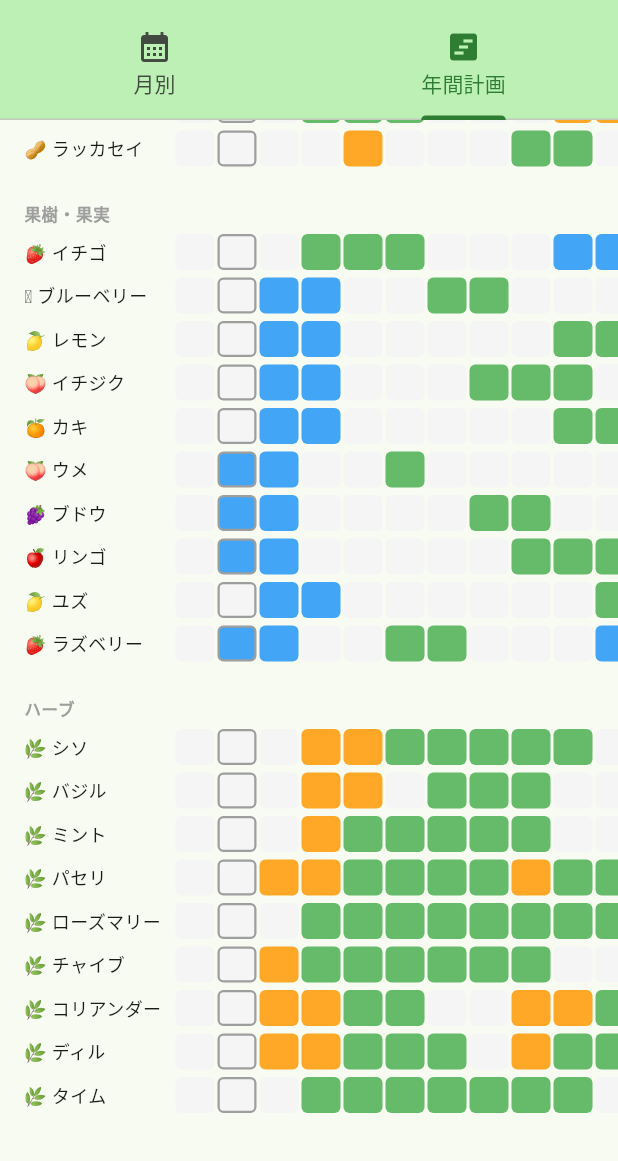
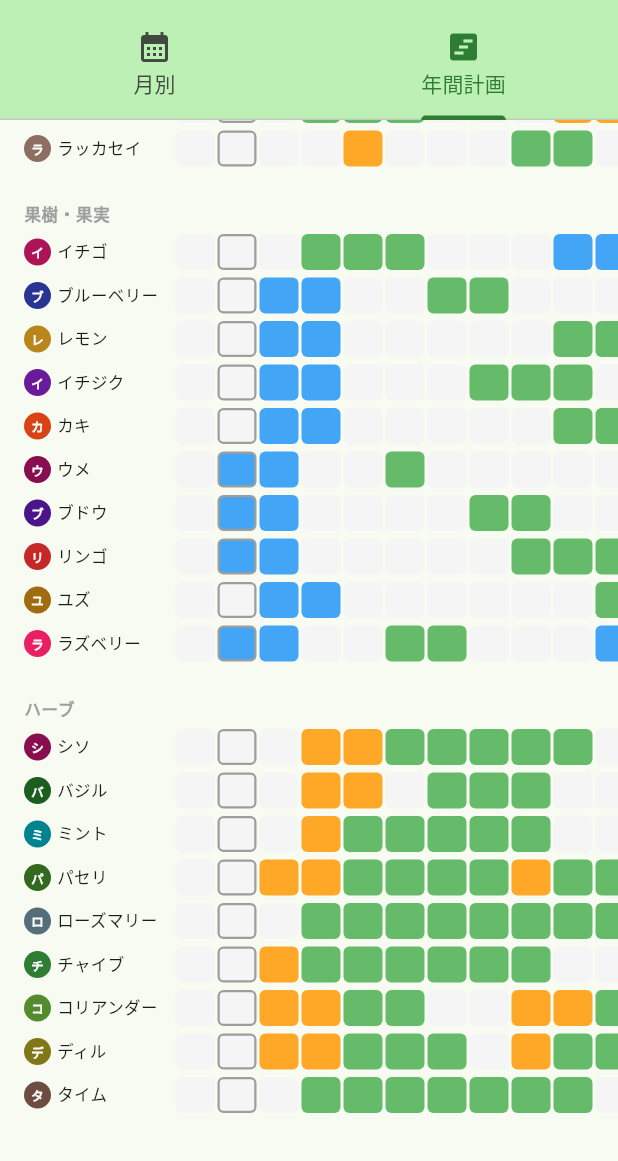
Before and after one commit to morikun1030/hatakebiyori, a Flutter app: the CalendarScreen screen opened directly, tab 2 chosen, scrolled down 1412 dp, on a phone screen of 412 x 824 dp, the part 75-1236 px from its top. Run offline on Flutter 3.47's test engine with Material 3 defaults, Android fonts, the phone set to English and light mode, and no system bars; our stand-ins replace cloud_firestore, file_picker, firebase_auth, firebase_core, google_sign_in, image_picker and 1 more; missing offline and left inert: dart:html; accounts and stored records are empty; statements that could not run were skipped.

Commit message:
Add VegetableAvatar widget: per-vegetable colored circle + first kanji
Replace emoji icons (🥬×8, 🌿×11 etc.) with distinct colored circle
avatars across all screens — encyclopedia, calendar, garden, detail.

Co-Authored-By: Claude Sonnet 4.6 <noreply@anthropic.com>

```diff
--- a/lib/screens/calendar_screen.dart
+++ b/lib/screens/calendar_screen.dart
@@ -3,6 +3,7 @@ import '../data/vegetables_data.dart';
 import '../models/region.dart';
 import '../models/vegetable.dart';
 import '../services/settings_service.dart';
+import '../widgets/vegetable_avatar.dart';
 import 'add_plant_screen.dart';
 import 'vegetable_detail_screen.dart';
 import 'settings_screen.dart';
@@ -389,7 +390,11 @@ class _VeggieCard extends StatelessWidget {
       child: ListTile(
         leading: Hero(
           tag: 'veg-${v.id}',
-          child: Text(v.emoji, style: const TextStyle(fontSize: 28)),
+          child: VegetableAvatar(
+            vegetableId: v.id,
+            vegetableName: v.name,
+            size: 40,
+          ),
         ),
         title: Text(v.name,
             style: const TextStyle(fontWeight: FontWeight.w600)),
@@ -540,11 +545,23 @@ class _GanttChartView extends StatelessWidget {
             SizedBox(
               width: _nameWidth,
               child: Padding(
-                padding: const EdgeInsets.only(right: 8),
-                child: Text(
-                  '${v.emoji} ${v.name}',
-                  style: const TextStyle(fontSize: 12),
-                  overflow: TextOverflow.ellipsis,
+                padding: const EdgeInsets.only(right: 6),
+                child: Row(
+                  children: [
+                    VegetableAvatar(
+                      vegetableId: v.id,
+                      vegetableName: v.name,
+                      size: 18,
+                    ),
+                    const SizedBox(width: 4),
+                    Expanded(
+                      child: Text(
+                        v.name,
+                        style: const TextStyle(fontSize: 11),
+                        overflow: TextOverflow.ellipsis,
+                      ),
+                    ),
+                  ],
                 ),
               ),
             ),
--- /dev/null
+++ b/lib/widgets/vegetable_avatar.dart
@@ -0,0 +1,126 @@
+import 'package:flutter/material.dart';
+
+/// 野菜ごとの代表カラーマップ
+class VegetableColors {
+  static const Color _fallback = Color(0xFF66BB6A);
+
+  static const Map<String, Color> _map = {
+    // ── 葉物野菜 ──────────────────────────────────
+    'spinach':     Color(0xFF2E7D32), // ホウレンソウ  濃緑
+    'komatsuna':   Color(0xFF43A047), // コマツナ      中緑
+    'lettuce':     Color(0xFF7B8B2A), // レタス        黄緑
+    'cabbage':     Color(0xFF558B2F), // キャベツ      オリーブ緑
+    'hakusai':     Color(0xFF8D9B0A), // ハクサイ      黄緑
+    'negi':        Color(0xFF004D40), // ネギ          最濃ティール
+    'broccoli':    Color(0xFF33691E), // ブロッコリー  こもれび緑
+    'mizuna':      Color(0xFF00796B), // 水菜          ティール
+    'chingensai':  Color(0xFF00695C), // チンゲンサイ  深ティール
+    'shungiku':    Color(0xFF00838F), // 春菊          水色ティール
+    'arugula':     Color(0xFF827717), // ルッコラ      オリーブ
+    'kale':        Color(0xFF37474F), // ケール        青灰緑
+    // ── 根菜 ──────────────────────────────────────
+    'daikon':      Color(0xFF546E7A), // ダイコン      青灰（白い根菜）
+    'carrot':      Color(0xFFD84315), // ニンジン      深オレンジ
+    'potato':      Color(0xFF6D4C41), // ジャガイモ    茶
+    'sweet_potato':Color(0xFF6A1B9A), // サツマイモ    紫
+    'turnip':      Color(0xFF78909C), // カブ          灰白
+    'onion':       Color(0xFF4E342E), // タマネギ      褐色
+    'radish':      Color(0xFFC62828), // ラディッシュ  赤
+    'ginger':      Color(0xFFA16B10), // ショウガ      黄土
+    'garlic':      Color(0xFF757575), // ニンニク      グレー
+    'taro':        Color(0xFF5D4037), // サトイモ      深茶
+    'burdock':     Color(0xFF4A3728), // ゴボウ        最深茶
+    // ── 実野菜 ────────────────────────────────────
+    'tomato':      Color(0xFFC62828), // トマト        赤
+    'cherry_tomato':Color(0xFFE53935),// ミニトマト    明赤
+    'cucumber':    Color(0xFF388E3C), // キュウリ      緑
+    'eggplant':    Color(0xFF4A148C), // ナス          深紫
+    'bell_pepper': Color(0xFF2D6A1F), // ピーマン      緑ピーマン
+    'pumpkin':     Color(0xFFE65100), // カボチャ      深オレンジ
+    'watermelon':  Color(0xFF880E4F), // スイカ        深ピンク
+    'goya':        Color(0xFF1B5E20), // ゴーヤ        濃緑
+    'corn':        Color(0xFFB8861B), // トウモロコシ  濃黄金
+    'zucchini':    Color(0xFF558B2F), // ズッキーニ    緑
+    'okra':        Color(0xFF2E5B1C), // オクラ        深緑
+    'paprika':     Color(0xFFBF360C), // パプリカ      深赤橙
+    'chili':       Color(0xFFB71C1C), // トウガラシ    深赤
+    'melon':       Color(0xFF6B7A1A), // メロン        深オリーブ
+    // ── 豆類 ──────────────────────────────────────
+    'edamame':     Color(0xFF558B2F), // エダマメ      緑
+    'green_bean':  Color(0xFF2E7D32), // インゲン      深緑
+    'fava_bean':   Color(0xFF558B2F), // ソラマメ      緑
+    'peas':        Color(0xFF43A047), // エンドウ      中緑
+    'peanut':      Color(0xFF8D6E63), // ラッカセイ    落花生色
+    // ── 果樹・果実 ────────────────────────────────
+    'strawberry':  Color(0xFFAD1457), // イチゴ        ピンク赤
+    'blueberry':   Color(0xFF283593), // ブルーベリー  深青
+    'lemon':       Color(0xFFB8861B), // レモン        濃黄
+    'fig':         Color(0xFF6A1B9A), // イチジク      紫
+    'persimmon':   Color(0xFFD84315), // カキ          橙
+    'ume':         Color(0xFF880E4F), // ウメ          深ピンク
+    'grape':       Color(0xFF4A148C), // ブドウ        深紫
+    'apple':       Color(0xFFC62828), // リンゴ        赤
+    'yuzu':        Color(0xFFA16B10), // ユズ          黄橙
+    'raspberry':   Color(0xFFE91E63), // ラズベリー    ピンク
+    // ── ハーブ ────────────────────────────────────
+    'shiso':       Color(0xFF880E4F), // シソ          紫赤（赤しそ）
+    'basil':       Color(0xFF1B5E20), // バジル        濃緑
+    'mint':        Color(0xFF00838F), // ミント        ティール
+    'parsley':     Color(0xFF33691E), // パセリ        深緑
+    'rosemary':    Color(0xFF546E7A), // ローズマリー  青灰
+    'chive':       Color(0xFF2E7D32), // チャイブ      緑
+    'cilantro':    Color(0xFF558B2F), // コリアンダー  緑
+    'dill':        Color(0xFF827717), // ディル        オリーブ
+    'thyme':       Color(0xFF6D4C41), // タイム        アース
+  };
+
+  static Color forId(String id) => _map[id] ?? _fallback;
+}
+
+/// 野菜の頭文字カラーアバター
+class VegetableAvatar extends StatelessWidget {
+  final String vegetableId;
+  final String vegetableName;
+  final double size;
+
+  const VegetableAvatar({
+    super.key,
+    required this.vegetableId,
+    required this.vegetableName,
+    this.size = 44,
+  });
+
+  @override
+  Widget build(BuildContext context) {
+    final bg = VegetableColors.forId(vegetableId);
+    final char = vegetableName.isNotEmpty ? vegetableName[0] : '?';
+
+    return Container(
+      width: size,
+      height: size,
+      decoration: BoxDecoration(
+        color: bg,
+        shape: BoxShape.circle,
+        boxShadow: size >= 32
+            ? [
+                BoxShadow(
+                  color: bg.withValues(alpha: 0.35),
+                  blurRadius: 6,
+                  offset: const Offset(0, 2),
+                )
+              ]
+            : null,
+      ),
+      alignment: Alignment.center,
+      child: Text(
+        char,
+        style: TextStyle(
+          color: Colors.white,
+          fontSize: size * 0.46,
+          fontWeight: FontWeight.bold,
+          height: 1.0,
+        ),
+      ),
+    );
+  }
+}
```
Also changed, not shown: lib/screens/add_plant_screen.dart (+13 -4 lines), lib/screens/add_record_screen.dart (+13 -5 lines), lib/screens/my_garden_screen.dart (+22 -6 lines), lib/screens/plant_detail_screen.dart (+6 -2 lines), lib/screens/vegetable_db_screen.dart (+6 -1 lines), lib/screens/vegetable_detail_screen.dart (+5 -3 lines).
